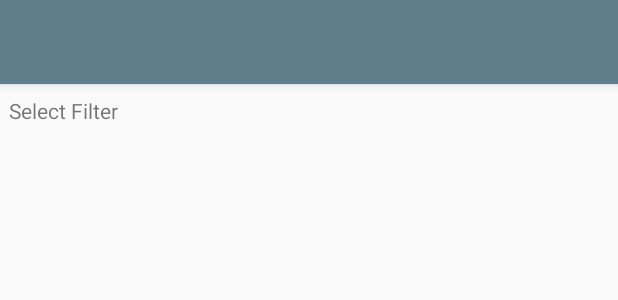
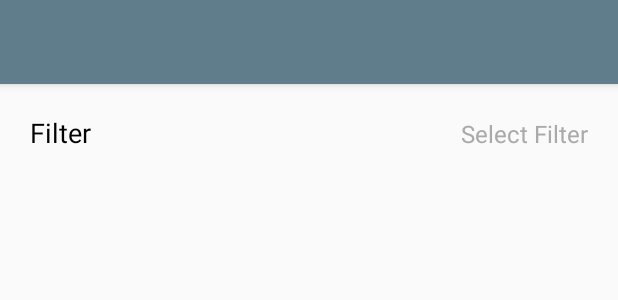
Before and after one commit to midsol/locale-plugin, an Android app: the layout main.xml on its own in the app's theme, with its tools: preview values and no code run, on a phone screen of 412 x 824 dp. Shown: the top 300 px of the screen. Run offline under Robolectric (Android 15) with nearby library versions, the phone set to English and light mode, and no system bars.

```diff
--- a/src/main/java/org/tasks/locale/bundle/PluginBundleValues.java
+++ b/src/main/java/org/tasks/locale/bundle/PluginBundleValues.java
@@ -12,6 +12,7 @@ public final class PluginBundleValues {
 
     public static final String BUNDLE_EXTRA_STRING_TITLE = "org.tasks.locale.STRING_TITLE";
     public static final String BUNDLE_EXTRA_STRING_QUERY = "org.tasks.locale.STRING_QUERY";
+    public static final String BUNDLE_EXTRA_PREVIOUS_BUNDLE = "org.tasks.locale.PREVIOUS_BUNDLE";
     public static final String BUNDLE_EXTRA_INT_VERSION_CODE = "org.tasks.locale.INT_VERSION_CODE";
 
     public static boolean isBundleValid(final Bundle bundle) {
--- a/src/main/res/layout/main.xml
+++ b/src/main/res/layout/main.xml
@@ -15,14 +15,35 @@
         app:theme="@style/ActionBarThemeOverlay"
         app:titleTextAppearance="@style/ActionBar.TitleText" />
 
-    <TextView
-        android:id="@+id/text_view"
-        android:text="@string/select_filter"
-        android:layout_width="match_parent"
+    <LinearLayout
+        android:id="@+id/filter_selection"
+        android:layout_width="fill_parent"
         android:layout_height="wrap_content"
-        android:layout_marginLeft="6dip"
-        android:layout_marginRight="6dip"
-        android:layout_marginTop="8dip"
-        android:background="?attr/selectableItemBackground" />
+        android:background="?attr/selectableItemBackground"
+        android:clickable="true"
+        android:orientation="horizontal"
+        android:padding="20dp">
+
+        <TextView
+            android:layout_width="wrap_content"
+            android:layout_height="wrap_content"
+            android:layout_weight="100"
+            android:clickable="false"
+            android:text="@string/filter"
+            android:textColor="@android:color/black"
+            android:textSize="18sp" />
+
+        <TextView
+            android:id="@+id/text_view"
+            android:layout_width="wrap_content"
+            android:layout_height="wrap_content"
+            android:layout_weight="1"
+            android:clickable="false"
+            android:gravity="end"
+            android:hint="@string/select_filter"
+            android:textColorHint="@android:color/darker_gray"
+            android:textSize="16sp" />
+
+    </LinearLayout>
 
 </LinearLayout>
--- a/src/main/res/values/strings.xml
+++ b/src/main/res/values/strings.xml
@@ -10,5 +10,7 @@
     <!-- Hint text in the toast edit text -->
     <string name="save">Save</string>
     <string name="select_filter">Select Filter</string>
+    <string name="filter">Filter</string>
+    <string name="discard_changes">Discard changes?</string>
 
 </resources>
--- a/src/main/res/values/styles.xml
+++ b/src/main/res/values/styles.xml
@@ -8,6 +8,12 @@
     </style>
 
     <style name="Tasks" parent="AppThemeBase"/>
+
+    <style name="TasksDialog" parent="Theme.AppCompat.Light.Dialog">
+        <item name="colorPrimary">@color/primary</item>
+        <item name="colorPrimaryDark">@color/primary_dark</item>
+        <item name="colorAccent">@color/primary</item>
+    </style>
 
     <style name="ActionBarThemeOverlay" parent="ThemeOverlay.AppCompat.Dark.ActionBar">
         <item name="android:textColorPrimary">#fff</item>
```
Also changed, not shown: src/main/java/org/tasks/locale/ui/activity/EditActivity.java (+59 -3 lines).
